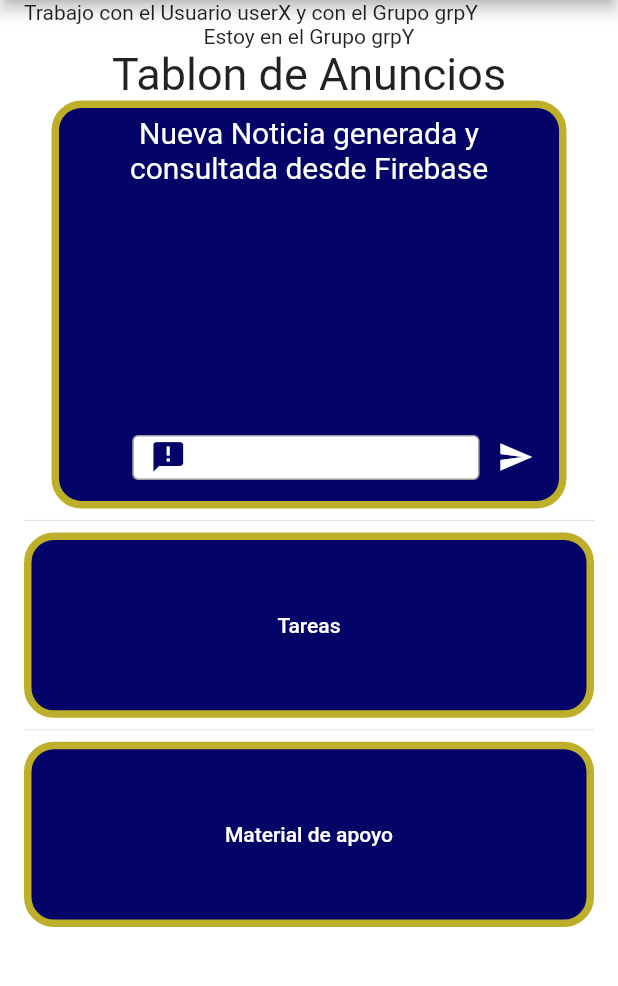
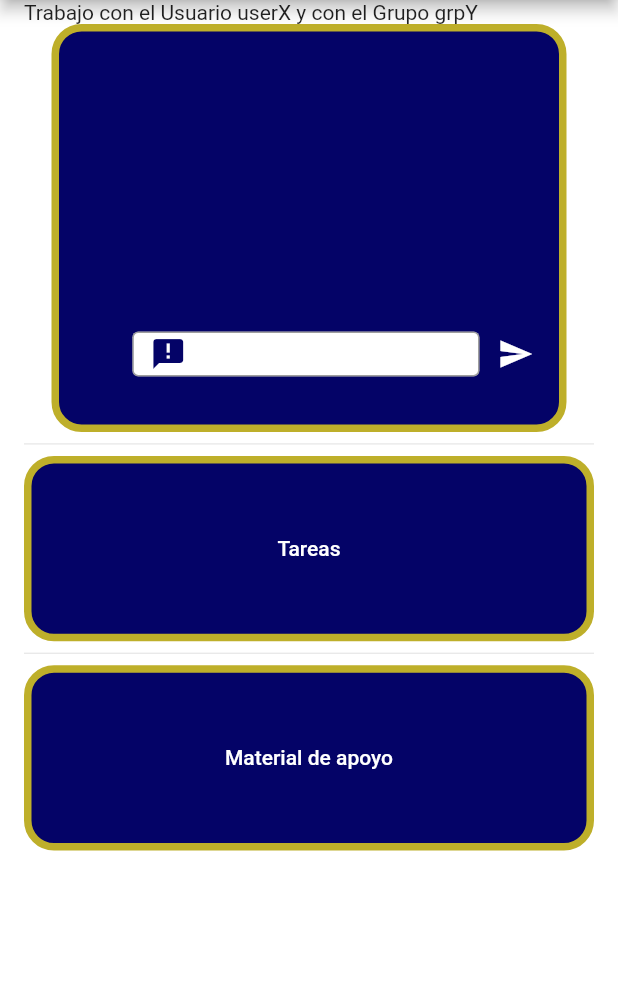
Before and after one commit to RSantiagodeveloper/puma_home_app, a Flutter app: the PantallaGrupoTch screen opened directly, on a phone screen of 412 x 824 dp, the part 84-1070 px from its top. Run offline on Flutter 3.47's test engine with Material 2 defaults, Android fonts, the phone set to English and light mode, and no system bars; our stand-ins replace cloud_firestore, firebase_auth; accounts and stored records are empty.

Commit message:
08/06/2020 tablon logrado nos rifamos

```diff
--- a/puma_home/lib/src/routes/alumno/mis_grupos_stdn.dart
+++ b/puma_home/lib/src/routes/alumno/mis_grupos_stdn.dart
@@ -214,7 +214,7 @@ class _MisGruposState extends State<MisGruposStdn> {
                                   Navigator.push(
                                       context,
                                       MaterialPageRoute(
-                                          builder: (context) =>PantallaGrupoS(idUserstate, document.documentID, document['Profesor_Id'])
+                                          builder: (context) =>PantallaGrupoS(idUserstate, document['Grupo_id'], document['Profesor_Id'])
                                           )
                                     );
                                 },
--- a/puma_home/lib/src/routes/profesor/tablon_tch.dart
+++ b/puma_home/lib/src/routes/profesor/tablon_tch.dart
@@ -24,7 +24,6 @@ class TablonAnunciosTch extends StatefulWidget {
 }
 
 class _TablonAnunciosTchState extends State<TablonAnunciosTch> {
-
   final dbReference = Firestore.instance;
 
   String _idGrupo;
@@ -42,31 +41,43 @@ class _TablonAnunciosTchState extends State<TablonAnunciosTch> {
     return Row(
       mainAxisAlignment: MainAxisAlignment.center,
       children: <Widget>[
-        Column(
-          children: <Widget>[
-            Text('Estoy en el Grupo $_idGrupo'),
-            Text(
-              'Tablon de Anuncios',
-              style: TextStyle(fontSize: 30.0),
-            ),
         Container(
           width: _width / 1.2,
           height: (_width < _height) ? _height / 3.03 : _height / 2,
           padding: EdgeInsets.all(_sizepadding),
           decoration: BoxDecoration(
-                  border:
-                      Border.all(width: Elementos.widthBorder, color: Color(Elementos.bordes)),
+              border: Border.all(
+                  width: Elementos.widthBorder, color: Color(Elementos.bordes)),
               borderRadius: BorderRadius.circular(20),
               color: Color(Elementos.contenedor)),
           child: Column(
             mainAxisAlignment: MainAxisAlignment.spaceBetween,
             children: <Widget>[
-                  Text(
-                    notice,
-                    style: TextStyle(color: Colors.white, fontSize: 20),
-                    textAlign: TextAlign.center,
+              StreamBuilder(
+                  stream: dbReference.collection('Avisos').where('Id_Grupo', isEqualTo: _idGrupo).snapshots(),
+                  builder: (BuildContext context,
+                      AsyncSnapshot<QuerySnapshot> snapshot) {
+                    if (snapshot.hasData) {
+                      return Expanded(
+                        flex: 2,
+                        child: ListView(
+                          children: snapshot.data.documents.map((document)
+                            {return ListTile(
+                                leading: Icon(
+                                  Icons.chat_bubble,
+                                  color: Colors.white,
                                 ),
-                  Row(
+                                title: Text('${document['Notice']}', style: TextStyle(color: Colors.white)),
+                              );}
+                          ).toList(),
+                        ),
+                      );
+                    } else {
+                      return Text("No hay datos");
+                    }
+                  }),
+              Expanded(
+                child: Row(
                   mainAxisAlignment: MainAxisAlignment.end,
                   children: <Widget>[
                     Container(
@@ -93,30 +104,24 @@ class _TablonAnunciosTchState extends State<TablonAnunciosTch> {
                           Icons.send,
                           color: Colors.white,
                         ),
-                          onPressed: () {
-                            setState(() {
-                              notice = newNotice
-                                  .text; //guarda el cambio-> este se va a la DB
-                              newNotice.text = ''; //limpia el campo de texto
-                              dbReference.collection('Grupo_Alumno').where('Grupo_id', isEqualTo:_idGrupo).getDocuments().then((QuerySnapshot value){
-                                value.documents.map((document){
-                                  print(document.documentID);
-                                  print(newNotice.text);
-                                  dbReference.collection('Grupo_Alumno').document(document.documentID).updateData({
-                                    'Aviso': notice,
+                        onPressed: () async {
+                          try {
+                            final resp =
+                                await dbReference.collection('Avisos').add({
+                              'Id_Grupo': _idGrupo,
+                              'Notice': newNotice.text,
                             });
-                                } );
-                              });
-                            });
+                          } catch (e) {
+                            print("Errozote prro!!!!!!!!: " + e);
+                          }
                         }),
                   ],
+                ),
               )
             ],
           ),
         ),
       ],
-        ),
-      ],
     );
   }
 }
--- a/puma_home/lib/src/routes/profesor/tareas_tch.dart
+++ b/puma_home/lib/src/routes/profesor/tareas_tch.dart
@@ -2,6 +2,9 @@ import 'package:flutter/material.dart';
 import 'package:puma_home/src/resources/MenuApp_tch.dart';
 import 'package:puma_home/src/resources/iconAppBar.dart';
 import 'package:puma_home/src/resources/App_Elements.dart';
+
+
+
 
 
 class TareasTch extends StatefulWidget {
```
Also changed, not shown: puma_home/lib/src/routes/alumno/tablon_stdn.dart (+27 -48 lines), puma_home/lib/src/routes/profesor/crea_tareas.dart (added, +48 -0 lines), puma_home/lib/src/routes/profesor/formTarea.dart (added, +133 -0 lines), puma_home/lib/src/routes/profesor/pantalla_Grupo_tch.dart (+8 -2 lines). Lines whose indentation alone changed are shown as unchanged.
